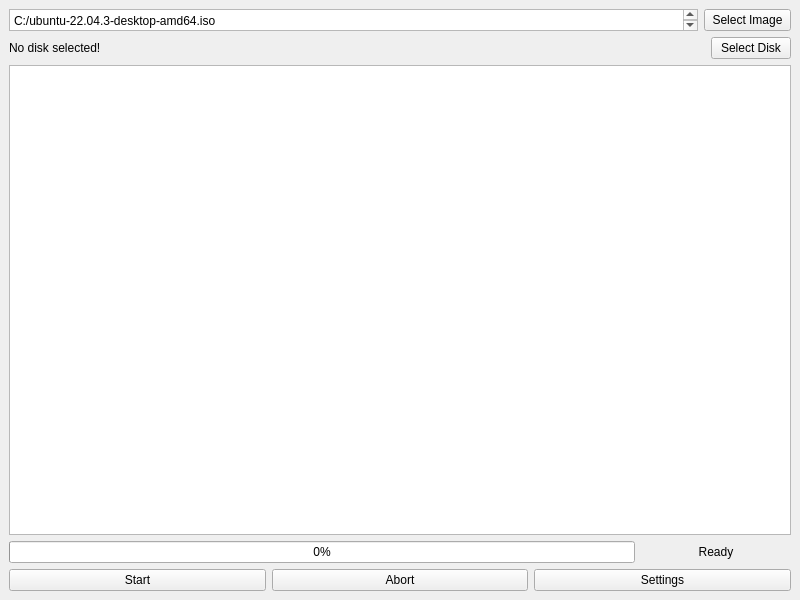
This is src/mainwindow.ui in wilhelmw201/Sear as Qt 5 draws it before an edit. The edited form follows.
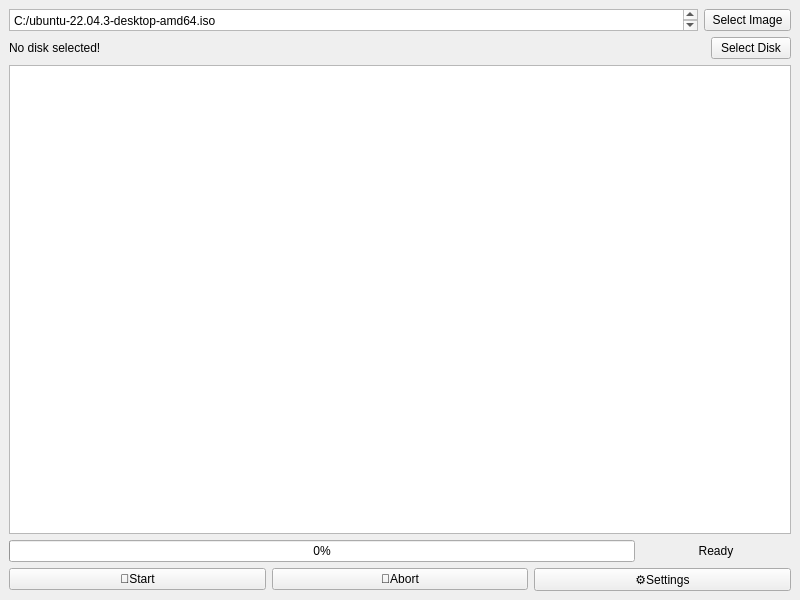
This is the edited form.

```diff
--- a/src/mainwindow.ui
+++ b/src/mainwindow.ui
@@ -137,21 +137,21 @@
         <item>
          <widget class="QPushButton" name="startButton">
           <property name="text">
-           <string>Start</string>
+           <string>🚀Start</string>
           </property>
          </widget>
         </item>
         <item>
          <widget class="QPushButton" name="stopButton">
           <property name="text">
-           <string>Abort</string>
+           <string>🛑Abort</string>
           </property>
          </widget>
         </item>
         <item>
          <widget class="QPushButton" name="settingsButton">
           <property name="text">
-           <string>Settings</string>
+           <string>⚙️Settings</string>
           </property>
          </widget>
         </item>
```
Left out of the diff: 23 changed lines with no effect on the pictures.
